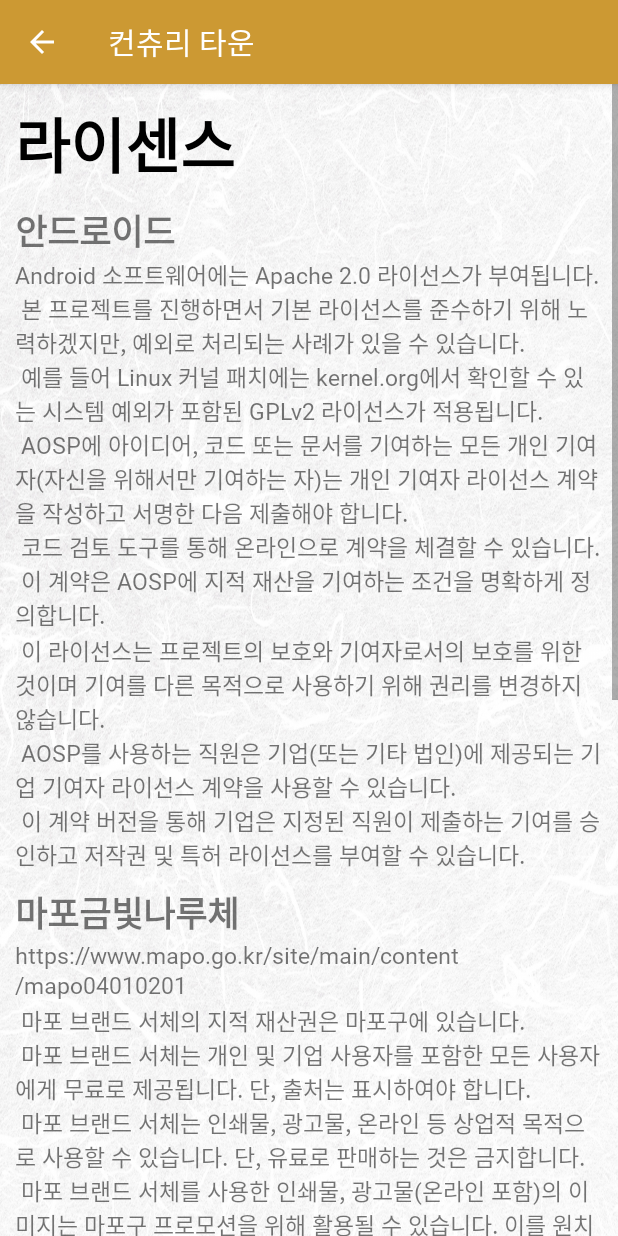
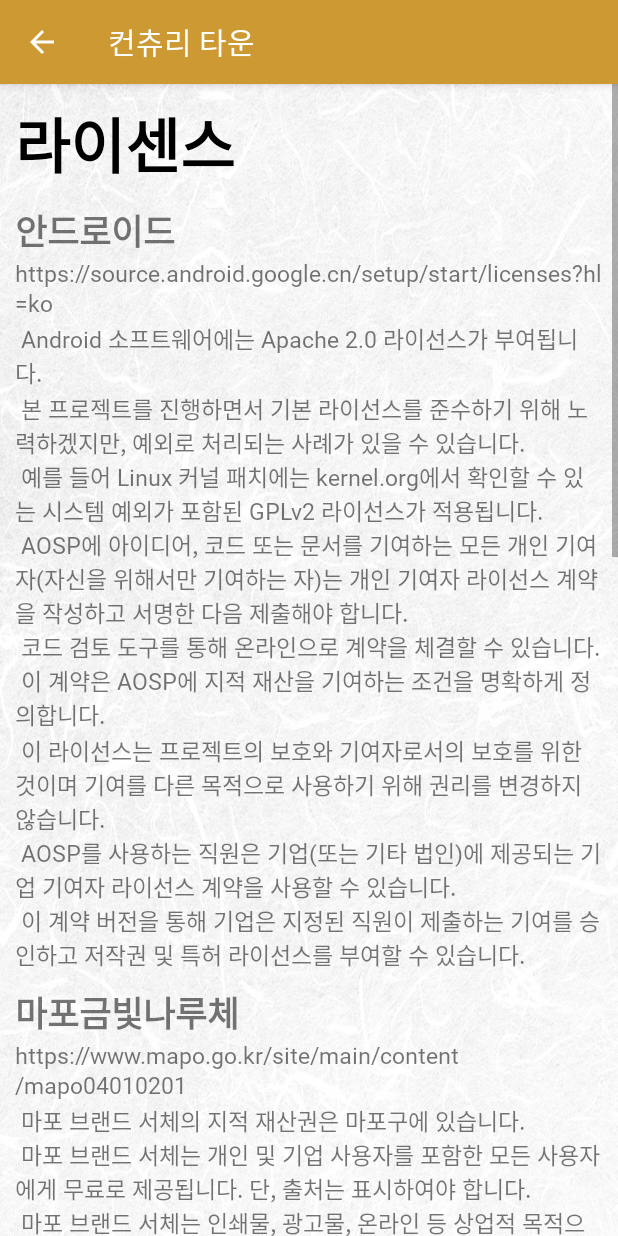
Before and after one commit to knu-data-runner/CountryTown, an Android app: the LicenseActivity screen opened directly, with no data from a screen before it, on a phone screen of 412 x 824 dp. Run offline under Robolectric (Android 15) with nearby library versions, the phone set to English and light mode, and no system bars; network calls fail.

Commit message:
feat: license 정보 추가

```diff
--- a/app/src/main/res/layout/license_layout.xml
+++ b/app/src/main/res/layout/license_layout.xml
@@ -38,7 +38,8 @@
             android:layout_height="wrap_content"
             android:layout_marginTop="5dp"
             android:fontFamily="@font/mapo"
-            android:text="Android 소프트웨어에는 Apache 2.0 라이선스가 부여됩니다. \n
+            android:text="https://source.android.google.cn/setup/start/licenses?hl=ko\n
+Android 소프트웨어에는 Apache 2.0 라이선스가 부여됩니다.\n
 본 프로젝트를 진행하면서 기본 라이선스를 준수하기 위해 노력하겠지만, 예외로 처리되는 사례가 있을 수 있습니다.\n
 예를 들어 Linux 커널 패치에는 kernel.org에서 확인할 수 있는 시스템 예외가 포함된 GPLv2 라이선스가 적용됩니다.\n
 AOSP에 아이디어, 코드 또는 문서를 기여하는 모든 개인 기여자(자신을 위해서만 기여하는 자)는 개인 기여자 라이선스 계약을 작성하고 서명한 다음 제출해야 합니다.\n
@@ -75,7 +76,7 @@ AOSP를 사용하는 직원은 기업(또는 기타 법인)에 제공되는 기
             android:layout_height="30dp"
             android:layout_marginTop="10dp"
             android:fontFamily="@font/mapo"
-            android:text="공공데이터 api"
+            android:text="농림축산식품 공공데이터 api"
             android:textSize="23sp"
             android:textStyle="bold" />
 
@@ -89,14 +90,33 @@ AOSP를 사용하는 직원은 기업(또는 기타 법인)에 제공되는 기
 2. 포털은 게시된 내용을 사전 통지 없이 편집, 이동 할 수 있는 권리를 보유하며, 다음의 경우 사전 통지 없이 삭제할 수 있습니다.\n
 \t\t1) 본 서비스 약관에 위배되거나 상용 또는 불법, 음란,\n
 \t\t\t\t저속하다고 판단되는 게시물을 게시한 경우\n
-\t\t2) 다른 회원 또는 제 3자를 비방하거나 중상모략으로 명예를\n
-\t\t\t\t손상시키는 내용인 경우\n
+\t\t2) 다른 회원 또는 제 3자를 비방하거나 중상모략으로 명\n
+\t\t\t\t예를손상시키는 내용인 경우\n
 \t\t3) 공공질서 및 미풍양속에 위반되는 내용인 경우\n
 \t\t4) 범죄적 행위에 결부된다고 인정되는 내용일 경우\n
 \t\t5) 제3자의 저작권 등 기타 권리를 침해하는 내용인 경우\n
 \t\t6) 기타 관계 법령에 위배되는 경우\n
 3. 귀하의 게시물이 타인의 저작권을 침해함으로써 발생하는 민, 형사상의 책임은 전적으로 귀하가 부담하여야 합니다."
             android:textSize="15sp"/>
+
+        <TextView
+            android:layout_width="match_parent"
+            android:layout_height="30dp"
+            android:layout_marginTop="10dp"
+            android:textSize="23sp"
+            android:textStyle="bold"
+            android:fontFamily="@font/mapo"
+            android:text="공공데이터 api" />
+
+        <TextView
+            android:layout_width="match_parent"
+            android:layout_height="wrap_content"
+            android:layout_marginTop="5dp"
+            android:textSize="15sp"
+            android:fontFamily="@font/mapo"
+            android:text="https://www.data.go.kr/tcs/dss/selectApiDataDetailView.do?publicDataPk=15057682\n
+공공데이터란 공공기관이 만들어내는 모든 자료나 정보, 국민 모두의 소통과 협력을 이끌어내는 공적인 정보를 말합니다.\n
+각 공공기관이 보유한 공공데이터 목록과 국민에게 개방할 수 있는 공공데이터를 포털에 등록하면 모두가 공유할 수 있는 양질의 공공데이터로 재탄생하게 됩니다." />
 
         <TextView
             android:layout_width="match_parent"
@@ -112,8 +132,43 @@ AOSP를 사용하는 직원은 기업(또는 기타 법인)에 제공되는 기
             android:layout_height="wrap_content"
             android:layout_marginTop="5dp"
             android:fontFamily="@font/mapo"
-            android:text="네이버 Maps API를 사용하여 서비스를 구현할 경우, 네이버 Maps에서 제공하고 있는 기능 및 서비스 명을 임의로 변경할 수 없으며, 본 가이드에서 안내된 명칭(거리뷰, 길찾기, 내비게이션, 위성지도, 지적편집도, 지도검색, 대중교통, 실시간교통)과 동일하게 표기해야 합니다."
+            android:text="https://www.ncloud.com/\n
+네이버 Maps API를 사용하여 서비스를 구현할 경우, 네이버 Maps에서 제공하고 있는 기능 및 서비스 명을 임의로 변경할 수 없으며, 본 가이드에서 안내된 명칭(거리뷰, 길찾기, 내비게이션, 위성지도, 지적편집도, 지도검색, 대중교통, 실시간교통)과 동일하게 표기해야 합니다."
             android:textSize="15sp"/>
+
+        <TextView
+            android:layout_width="match_parent"
+            android:layout_height="30dp"
+            android:layout_marginTop="10dp"
+            android:textSize="23sp"
+            android:textStyle="bold"
+            android:fontFamily="@font/mapo"
+            android:text="어플 아이콘" />
+
+        <TextView
+            android:layout_width="match_parent"
+            android:layout_height="wrap_content"
+            android:layout_marginTop="5dp"
+            android:textSize="15sp"
+            android:fontFamily="@font/mapo"
+            android:text="https://kor.pngtree.com/so/%EC%A7%91-%EC%95%84%EC%9D%B4%EC%BD%98" />
+
+        <TextView
+            android:layout_width="match_parent"
+            android:layout_height="30dp"
+            android:layout_marginTop="10dp"
+            android:textSize="23sp"
+            android:textStyle="bold"
+            android:fontFamily="@font/mapo"
+            android:text="기상청 격자 데이터 to 위경도 데이터" />
+
+        <TextView
+            android:layout_width="match_parent"
+            android:layout_height="wrap_content"
+            android:layout_marginTop="5dp"
+            android:textSize="15sp"
+            android:fontFamily="@font/mapo"
+            android:text="https://gist.github.com/fronteer-kr/14d7f779d52a21ac2f16" />
 
     </LinearLayout>
     </ScrollView>
```
